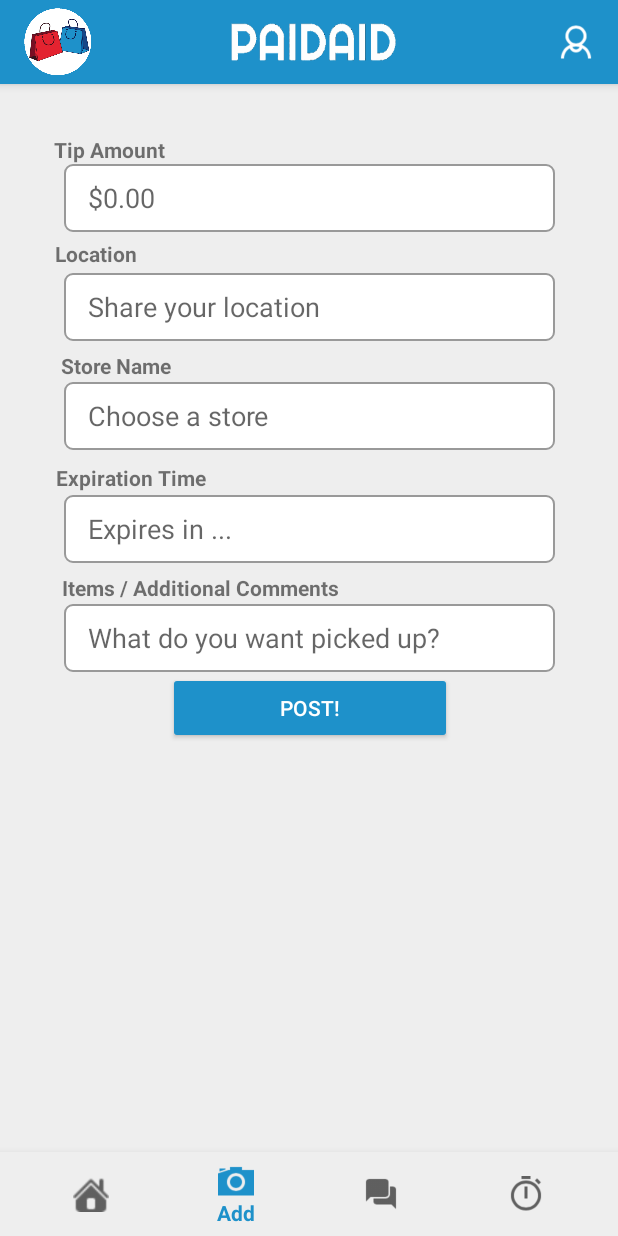
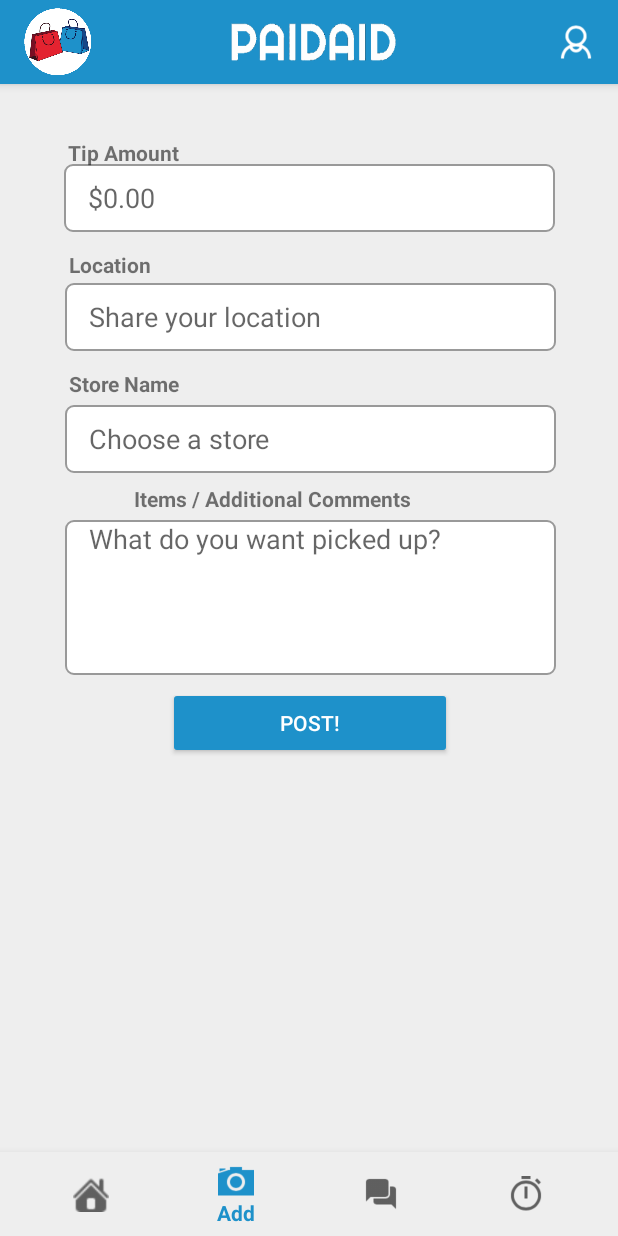
Before and after one commit to jakeknowles/PaidAid, an Android app: the screen it shows after launch (HomeActivity), item 2 of the bottom bar chosen, on a phone screen of 412 x 824 dp. Run offline under Robolectric (Android 15) with nearby library versions, the phone set to English and light mode, and no system bars.

Commit message:
Deleted expiration time textview, added multi-line items box with customized features & keyboard changes

```diff
--- a/app/src/main/res/layout/fragment_add_request_button.xml
+++ b/app/src/main/res/layout/fragment_add_request_button.xml
@@ -7,16 +7,6 @@
     android:layout_height="match_parent"
     android:orientation="vertical"
     android:background="@color/light_light_grey">
-
-    <ScrollView xmlns:android="http://schemas.android.com/apk/res/android"
-        xmlns:app="http://schemas.android.com/apk/res-auto"
-        xmlns:tools="http://schemas.android.com/tools"
-        android:layout_width="0dp"
-        android:layout_height="495dp"
-        tools:layout_editor_absoluteX="8dp"
-        tools:layout_editor_absoluteY="8dp"
-        android:fillViewport="true"
-        android:id="@+id/scrollView2" />
 
 
     <!-- Tip Amount text field -->
@@ -35,7 +25,7 @@
         app:layout_constraintTop_toTopOf="parent"
         android:layout_marginTop="53dp"
         app:layout_constraintRight_toRightOf="parent"
-        app:layout_constraintLeft_toRightOf="@+id/scrollView2" />
+        app:layout_constraintLeft_toLeftOf="parent" />
 
     <!-- Location text field -->
     <EditText
@@ -45,7 +35,7 @@
         android:layout_above="@+id/store_name_text"
         android:layout_alignLeft="@+id/tip_amount_text"
         android:layout_alignStart="@+id/tip_amount_text"
-        android:layout_marginTop="27dp"
+        android:layout_marginTop="34dp"
         android:background="@drawable/add_requests_style"
         android:ems="10"
         android:hint="@string/location"
@@ -54,17 +44,17 @@
         android:textColor="@color/grey"
         app:layout_constraintTop_toBottomOf="@+id/tip_amount_text"
         app:layout_constraintRight_toRightOf="parent"
-        app:layout_constraintLeft_toRightOf="@+id/scrollView2" />
+        app:layout_constraintLeft_toLeftOf="parent"
+        app:layout_constraintHorizontal_bias="0.508" />
 
     <!-- Store Name text field -->
     <EditText
         android:id="@+id/store_name"
         android:layout_width="327dp"
         android:layout_height="45dp"
-        android:layout_above="@+id/expiration_time_text"
         android:layout_alignLeft="@+id/location"
         android:layout_alignStart="@+id/location"
-        android:layout_marginTop="27dp"
+        android:layout_marginTop="36dp"
         android:background="@drawable/add_requests_style"
         android:ems="10"
         android:hint="@string/store_name"
@@ -73,48 +63,29 @@
         android:textColor="@color/grey"
         app:layout_constraintTop_toBottomOf="@+id/location"
         app:layout_constraintRight_toRightOf="parent"
-        app:layout_constraintLeft_toRightOf="@+id/scrollView2" />
+        app:layout_constraintLeft_toLeftOf="parent"
+        app:layout_constraintHorizontal_bias="0.508" />
 
-    <!-- Expiration time/date text field -->
-    <EditText
-        android:id="@+id/expiration_time"
-        android:layout_width="327dp"
-        android:layout_height="45dp"
-        android:layout_above="@+id/items_comments"
-        android:layout_alignEnd="@+id/location"
-        android:layout_alignLeft="@+id/store_name"
-        android:layout_alignRight="@+id/location"
-        android:layout_alignStart="@+id/store_name"
-        android:layout_marginTop="30dp"
-        android:background="@drawable/add_requests_style"
-        android:ems="10"
-        android:hint="@string/expiration_time"
-        android:inputType="textPostalAddress"
-        android:paddingLeft="@dimen/text_margin"
-        android:textColor="@color/grey"
-        app:layout_constraintTop_toBottomOf="@+id/store_name"
-        app:layout_constraintRight_toRightOf="parent"
-        app:layout_constraintLeft_toRightOf="@+id/scrollView2" />
 
 
     <!-- Items & Comments text field -->
     <EditText
         android:id="@+id/items_comments"
         android:layout_width="327dp"
-        android:layout_height="45dp"
+        android:layout_height="103dp"
         android:layout_alignBottom="@+id/post_request_button"
-        android:layout_alignLeft="@+id/expiration_time"
-        android:layout_alignStart="@+id/expiration_time"
-        android:layout_marginTop="27dp"
+        android:layout_marginTop="31dp"
         android:background="@drawable/add_requests_style"
         android:ems="10"
         android:hint="@string/items_comments"
         android:inputType="textMultiLine"
         android:paddingLeft="@dimen/text_margin"
         android:textColor="@color/grey"
-        app:layout_constraintTop_toBottomOf="@+id/expiration_time"
+        app:layout_constraintHorizontal_bias="0.508"
+        app:layout_constraintLeft_toLeftOf="parent"
         app:layout_constraintRight_toRightOf="parent"
-        app:layout_constraintLeft_toRightOf="@+id/scrollView2" />
+        android:gravity="top|left"
+        app:layout_constraintTop_toBottomOf="@+id/store_name" />
 
     <!-- Post button -->
     <Button
@@ -130,7 +101,8 @@
         app:layout_constraintTop_toBottomOf="@+id/items_comments"
         app:layout_constraintLeft_toLeftOf="parent"
         app:layout_constraintRight_toRightOf="parent"
-        app:layout_constraintHorizontal_bias="0.502" />
+        app:layout_constraintHorizontal_bias="0.502"
+        android:layout_marginTop="8dp" />
 
     <TextView
         android:id="@+id/tip_text"
@@ -141,11 +113,11 @@
         android:layout_above="@+id/tip_amount_text"
         android:layout_alignLeft="@+id/tip_amount_text"
         android:layout_alignStart="@+id/tip_amount_text"
-        android:layout_marginTop="34dp"
+        android:layout_marginTop="36dp"
         app:layout_constraintTop_toTopOf="parent"
         app:layout_constraintRight_toRightOf="parent"
-        app:layout_constraintLeft_toRightOf="@+id/scrollView2"
-        app:layout_constraintHorizontal_bias="0.106" />
+        app:layout_constraintLeft_toLeftOf="parent"
+        app:layout_constraintHorizontal_bias="0.135" />
 
     <TextView
         android:id="@+id/location_request"
@@ -156,11 +128,11 @@
         android:layout_above="@+id/location"
         android:layout_alignLeft="@+id/tip_text"
         android:layout_alignStart="@+id/tip_text"
-        android:layout_marginTop="50dp"
+        android:layout_marginTop="55dp"
         app:layout_constraintTop_toBottomOf="@+id/tip_text"
         app:layout_constraintRight_toRightOf="parent"
-        app:layout_constraintLeft_toRightOf="@+id/scrollView2"
-        app:layout_constraintHorizontal_bias="0.103" />
+        app:layout_constraintLeft_toLeftOf="parent"
+        app:layout_constraintHorizontal_bias="0.128" />
 
     <TextView
         android:id="@+id/store_name_text"
@@ -171,26 +143,11 @@
         android:layout_above="@+id/store_name"
         android:layout_alignLeft="@+id/location_request"
         android:layout_alignStart="@+id/location_request"
-        android:layout_marginTop="55dp"
+        android:layout_marginTop="60dp"
         app:layout_constraintTop_toBottomOf="@+id/location_request"
         app:layout_constraintRight_toRightOf="parent"
-        app:layout_constraintLeft_toRightOf="@+id/scrollView2"
-        app:layout_constraintHorizontal_bias="0.12" />
-
-    <TextView
-        android:id="@+id/expiration_time_text"
-        android:layout_width="wrap_content"
-        android:layout_height="wrap_content"
-        android:text="Expiration Time"
-        android:textStyle="bold"
-        android:layout_above="@+id/expiration_time"
-        android:layout_alignLeft="@+id/store_name_text"
-        android:layout_alignStart="@+id/store_name_text"
-        android:layout_marginTop="55dp"
-        app:layout_constraintTop_toBottomOf="@+id/store_name_text"
-        app:layout_constraintRight_toRightOf="parent"
-        app:layout_constraintLeft_toRightOf="@+id/scrollView2"
-        app:layout_constraintHorizontal_bias="0.12" />
+        app:layout_constraintLeft_toLeftOf="parent"
+        app:layout_constraintHorizontal_bias="0.136" />
 
     <TextView
         android:id="@+id/items_comments_text"
@@ -199,13 +156,10 @@
         android:text="Items / Additional Comments"
         android:textStyle="bold"
         android:layout_above="@+id/items_comments"
-        android:layout_alignLeft="@+id/expiration_time_text"
-        android:layout_alignStart="@+id/expiration_time_text"
-        android:layout_marginTop="54dp"
-        app:layout_constraintTop_toBottomOf="@+id/expiration_time_text"
         app:layout_constraintRight_toRightOf="parent"
-        app:layout_constraintLeft_toRightOf="@+id/scrollView2"
-        app:layout_constraintHorizontal_bias="0.181" />
+        android:layout_marginTop="57dp"
+        app:layout_constraintTop_toBottomOf="@+id/store_name_text"
+        android:layout_marginRight="138dp" />
 
     <android.support.constraint.Guideline
         android:layout_width="wrap_content"
@@ -214,7 +168,7 @@
         android:orientation="vertical"
         tools:layout_editor_absoluteY="0dp"
         tools:layout_editor_absoluteX="20dp"
-        app:layout_constraintGuide_end="364dp" />
+        app:layout_constraintGuide_percent="0.052083332" />
 
 
 </android.support.constraint.ConstraintLayout>
```
